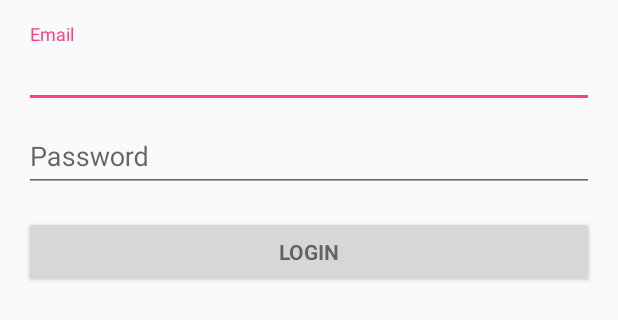
After one commit to EnricGil/Hackathon, an Android app: the layout activity_login.xml on its own in the app's theme, with its tools: preview values and no code run, on a phone screen of 412 x 824 dp. The commit adds this screen. Shown: the top 320 px of the screen. Run offline under Robolectric (Android 15) with nearby library versions, the phone set to English and light mode, and no system bars.

Commit message:
intento de login

```diff
--- a/app/src/main/java/eventmanager/ndcs/hackathon/app/sqlite/database/SQLiteGestor.java
+++ b/app/src/main/java/eventmanager/ndcs/hackathon/app/sqlite/database/SQLiteGestor.java
@@ -3,6 +3,8 @@ package eventmanager.ndcs.hackathon.app.sqlite.database;
 import android.content.Context;
 import android.database.sqlite.SQLiteDatabase;
 import android.database.sqlite.SQLiteOpenHelper;
+
+import org.androidannotations.annotations.EBean;
 
 public class SQLiteGestor extends SQLiteOpenHelper {
     public SQLiteGestor(Context context, String name, SQLiteDatabase.CursorFactory factory, int version) {
--- /dev/null
+++ b/app/src/main/res/layout/activity_login.xml
@@ -0,0 +1,77 @@
+<LinearLayout xmlns:android="http://schemas.android.com/apk/res/android"
+    xmlns:tools="http://schemas.android.com/tools"
+    android:layout_width="match_parent"
+    android:layout_height="match_parent"
+    android:gravity="center_horizontal"
+    android:orientation="vertical"
+    android:paddingBottom="@dimen/activity_vertical_margin"
+    android:paddingLeft="@dimen/activity_horizontal_margin"
+    android:paddingRight="@dimen/activity_horizontal_margin"
+    android:paddingTop="@dimen/activity_vertical_margin">
+
+    <!-- Login progress -->
+    <ProgressBar
+        android:id="@+id/login_progress"
+        style="?android:attr/progressBarStyleLarge"
+        android:layout_width="wrap_content"
+        android:layout_height="wrap_content"
+        android:layout_marginBottom="8dp"
+        android:visibility="gone" />
+
+    <ScrollView
+        android:id="@+id/login_form"
+        android:layout_width="match_parent"
+        android:layout_height="match_parent">
+
+        <LinearLayout
+            android:id="@+id/email_login_form"
+            android:layout_width="match_parent"
+            android:layout_height="wrap_content"
+            android:orientation="vertical">
+
+            <android.support.design.widget.TextInputLayout
+                android:layout_width="match_parent"
+                android:layout_height="wrap_content">
+
+                <android.support.design.widget.TextInputEditText
+                    android:id="@+id/email"
+                    android:layout_width="match_parent"
+                    android:layout_height="wrap_content"
+                    android:hint="@string/prompt_email"
+                    android:inputType="textEmailAddress"
+                    android:maxLines="1" />
+
+
+
+            </android.support.design.widget.TextInputLayout>
+
+            <android.support.design.widget.TextInputLayout
+                android:layout_width="match_parent"
+                android:layout_height="wrap_content">
+
+                <EditText
+                    android:id="@+id/password"
+                    android:layout_width="match_parent"
+                    android:layout_height="wrap_content"
+                    android:hint="@string/prompt_password"
+                    android:imeActionId="@+id/login"
+                    android:imeActionLabel="@string/action_sign_in_short"
+                    android:imeOptions="actionUnspecified"
+                    android:inputType="textPassword"
+                    android:maxLines="1"
+                    android:singleLine="true" />
+
+            </android.support.design.widget.TextInputLayout>
+
+            <Button
+                android:id="@+id/log_in_button"
+                style="?android:textAppearanceSmall"
+                android:layout_width="match_parent"
+                android:layout_height="wrap_content"
+                android:layout_marginTop="16dp"
+                android:text="@string/action_login"
+                android:textStyle="bold" />
+
+        </LinearLayout>
+    </ScrollView>
+</LinearLayout>
--- a/app/src/main/res/layout/activity_main.xml
+++ b/app/src/main/res/layout/activity_main.xml
@@ -1,10 +1,8 @@
 <?xml version="1.0" encoding="utf-8"?>
 <android.support.constraint.ConstraintLayout xmlns:android="http://schemas.android.com/apk/res/android"
     xmlns:app="http://schemas.android.com/apk/res-auto"
-    xmlns:tools="http://schemas.android.com/tools"
     android:layout_width="match_parent"
-    android:layout_height="match_parent"
-    tools:context="eventmanager.ndcs.hackathon.app.activity.MainActivity">
+    android:layout_height="match_parent">
 
     <TextView
         android:layout_width="wrap_content"
--- /dev/null
+++ b/app/src/main/res/values/dimens.xml
@@ -0,0 +1,5 @@
+<resources>
+    <!-- Default screen margins, per the Android Design guidelines. -->
+    <dimen name="activity_horizontal_margin">16dp</dimen>
+    <dimen name="activity_vertical_margin">16dp</dimen>
+</resources>
--- a/app/src/main/res/values/strings.xml
+++ b/app/src/main/res/values/strings.xml
@@ -1,3 +1,17 @@
 <resources>
     <string name="app_name">EventManager</string>
+    <string name="title_activity_login">Sign in</string>
+
+    <!-- Strings related to login -->
+    <string name="prompt_email">Email</string>
+    <string name="prompt_password">Password</string>
+    <string name="action_login">Login</string>
+    <string name="action_sign_in_short">Sign in</string>
+    <string name="error_invalid_email">This email address is invalid</string>
+    <string name="error_invalid_password">This password is too short</string>
+    <string name="error_incorrect_password">This password is incorrect</string>
+    <string name="error_field_required">This field is required</string>
+    <string name="permission_rationale">"Contacts permissions are needed for providing email
+        completions."
+    </string>
 </resources>
--- a/build.gradle
+++ b/build.gradle
@@ -6,6 +6,7 @@ buildscript {
     }
     dependencies {
         classpath 'com.android.tools.build:gradle:2.3.1'
+        classpath 'com.neenbedankt.gradle.plugins:android-apt:1.4'
 
         // NOTE: Do not place your application dependencies here; they belong
         // in the individual module build.gradle files
```
Also changed, not shown: app/build.gradle (+9 -2 lines), app/src/main/AndroidManifest.xml (+6 -1 lines), app/src/main/java/eventmanager/ndcs/hackathon/app/activity/MainActivity.java (+7 -6 lines), app/src/main/java/eventmanager/ndcs/hackathon/app/activity/login/LoginActivity.java (added, +53 -0 lines), app/src/main/java/eventmanager/ndcs/hackathon/app/sqlite/database/SQLiteController.java (+15 -4 lines).
